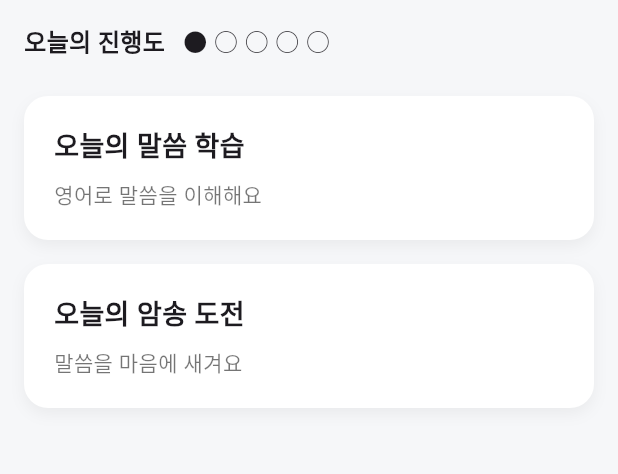
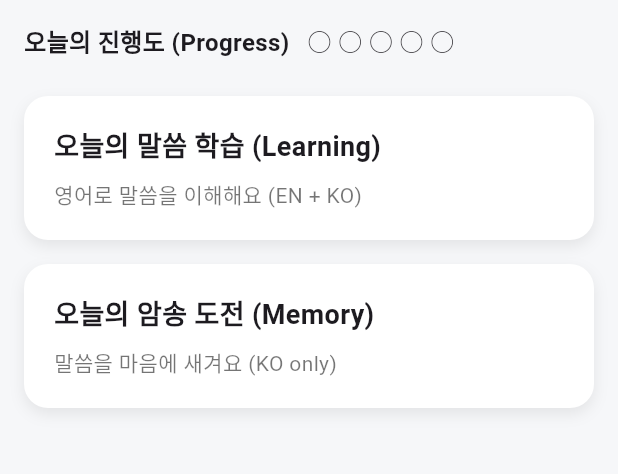
Before and after one commit to ryuki84/bible-lingua, a Flutter app: the screen it shows after launch, on a phone screen of 412 x 824 dp, the part 84-558 px from its top. Run offline on Flutter 3.47's test engine with Material 3 defaults, Android fonts, the phone set to English and light mode, and no system bars.

Commit message:
refactor: extract reusable UI components and theme

```diff
--- a/frontend/lib/screens/home_screen.dart
+++ b/frontend/lib/screens/home_screen.dart
@@ -1,4 +1,7 @@
 import 'package:flutter/material.dart';
+import '../theme/app_colors.dart';
+import '../widgets/app_card.dart';
+import '../widgets/progress_dots.dart';
 import 'learning_placeholder_screen.dart';
 import 'memory_placeholder_screen.dart';
 
@@ -8,20 +11,17 @@ class HomeScreen extends StatelessWidget {
   @override
   Widget build(BuildContext context) {
     return Scaffold(
-      backgroundColor: const Color(0xFFF6F7F9),
-      appBar: AppBar(
-        title: const Text('Bible Lingua'),
-        centerTitle: true,
-      ),
+      backgroundColor: AppColors.background,
+      appBar: AppBar(title: const Text('Bible Lingua'), centerTitle: true),
       body: Padding(
         padding: const EdgeInsets.all(16),
         child: Column(
           children: [
-            _ProgressIndicator(),
+            const ProgressDots(total: 5, completed: 0),
             const SizedBox(height: 24),
-            _HomeCard(
-              title: '오늘의 말씀 학습',
-              subtitle: '영어로 말씀을 이해해요',
+            AppCard(
+              title: '오늘의 말씀 학습 (Learning)',
+              subtitle: '영어로 말씀을 이해해요 (EN + KO)',
               onTap: () {
                 Navigator.push(
                   context,
@@ -32,9 +32,9 @@ class HomeScreen extends StatelessWidget {
               },
             ),
             const SizedBox(height: 16),
-            _HomeCard(
-              title: '오늘의 암송 도전',
-              subtitle: '말씀을 마음에 새겨요',
+            AppCard(
+              title: '오늘의 암송 도전 (Memory)',
+              subtitle: '말씀을 마음에 새겨요 (KO only)',
               onTap: () {
                 Navigator.push(
                   context,
@@ -50,73 +50,3 @@ class HomeScreen extends StatelessWidget {
     );
   }
 }
-
-class _ProgressIndicator extends StatelessWidget {
-  @override
-  Widget build(BuildContext context) {
-    return Row(
-      children: const [
-        Text(
-          '오늘의 진행도',
-          style: TextStyle(fontSize: 16, fontWeight: FontWeight.bold),
-        ),
-        SizedBox(width: 12),
-        Text('● ○ ○ ○ ○', style: TextStyle(fontSize: 16)),
-      ],
-    );
-  }
-}
-
-class _HomeCard extends StatelessWidget {
-  final String title;
-  final String subtitle;
-  final VoidCallback onTap;
-
-  const _HomeCard({
-    required this.title,
-    required this.subtitle,
-    required this.onTap,
-  });
-
-  @override
-  Widget build(BuildContext context) {
-    return GestureDetector(
-      onTap: onTap,
-      child: Container(
-        width: double.infinity,
-        padding: const EdgeInsets.all(20),
-        decoration: BoxDecoration(
-          color: Colors.white,
-          borderRadius: BorderRadius.circular(16),
-          boxShadow: [
-            BoxShadow(
-              color: Colors.black.withOpacity(0.05),
-              blurRadius: 8,
-              offset: const Offset(0, 4),
-            ),
-          ],
-        ),
-        child: Column(
-          crossAxisAlignment: CrossAxisAlignment.start,
-          children: [
-            Text(
-              title,
-              style: const TextStyle(
-                fontSize: 18,
-                fontWeight: FontWeight.bold,
-              ),
-            ),
-            const SizedBox(height: 8),
-            Text(
-              subtitle,
-              style: const TextStyle(
-                fontSize: 14,
-                color: Colors.black54,
-              ),
-            ),
-          ],
-        ),
-      ),
-    );
-  }
-}
--- /dev/null
+++ b/frontend/lib/theme/app_colors.dart
@@ -0,0 +1,7 @@
+import 'package:flutter/material.dart';
+
+class AppColors {
+  static const background = Color(0xFFF6F7F9);
+  static const card = Colors.white;
+  static const shadow = Color(0x14000000);
+}
--- /dev/null
+++ b/frontend/lib/widgets/app_card.dart
@@ -0,0 +1,52 @@
+import 'package:flutter/material.dart';
+import '../theme/app_colors.dart';
+
+class AppCard extends StatelessWidget {
+  final String title;
+  final String subtitle;
+  final VoidCallback onTap;
+
+  const AppCard({
+    super.key,
+    required this.title,
+    required this.subtitle,
+    required this.onTap,
+  });
+
+  @override
+  Widget build(BuildContext context) {
+    return InkWell(
+      borderRadius: BorderRadius.circular(16),
+      onTap: onTap,
+      child: Ink(
+        width: double.infinity,
+        padding: const EdgeInsets.all(20),
+        decoration: BoxDecoration(
+          color: AppColors.card,
+          borderRadius: BorderRadius.circular(16),
+          boxShadow: const [
+            BoxShadow(
+              color: AppColors.shadow,
+              blurRadius: 8,
+              offset: Offset(0, 4),
+            ),
+          ],
+        ),
+        child: Column(
+          crossAxisAlignment: CrossAxisAlignment.start,
+          children: [
+            Text(
+              title,
+              style: const TextStyle(fontSize: 18, fontWeight: FontWeight.bold),
+            ),
+            const SizedBox(height: 8),
+            Text(
+              subtitle,
+              style: const TextStyle(fontSize: 14, color: Colors.black54),
+            ),
+          ],
+        ),
+      ),
+    );
+  }
+}
--- /dev/null
+++ b/frontend/lib/widgets/progress_dots.dart
@@ -0,0 +1,31 @@
+import 'package:flutter/material.dart';
+
+class ProgressDots extends StatelessWidget {
+  final int total;
+  final int completed;
+
+  const ProgressDots({
+    super.key,
+    required this.total,
+    required this.completed,
+  });
+
+  @override
+  Widget build(BuildContext context) {
+    final dots = List.generate(
+      total,
+      (index) => index < completed ? '●' : '○',
+    ).join(' ');
+
+    return Row(
+      children: [
+        const Text(
+          '오늘의 진행도 (Progress)',
+          style: TextStyle(fontSize: 16, fontWeight: FontWeight.bold),
+        ),
+        const SizedBox(width: 12),
+        Text(dots, style: const TextStyle(fontSize: 16)),
+      ],
+    );
+  }
+}
```
Also changed, not shown: 1 other file.
